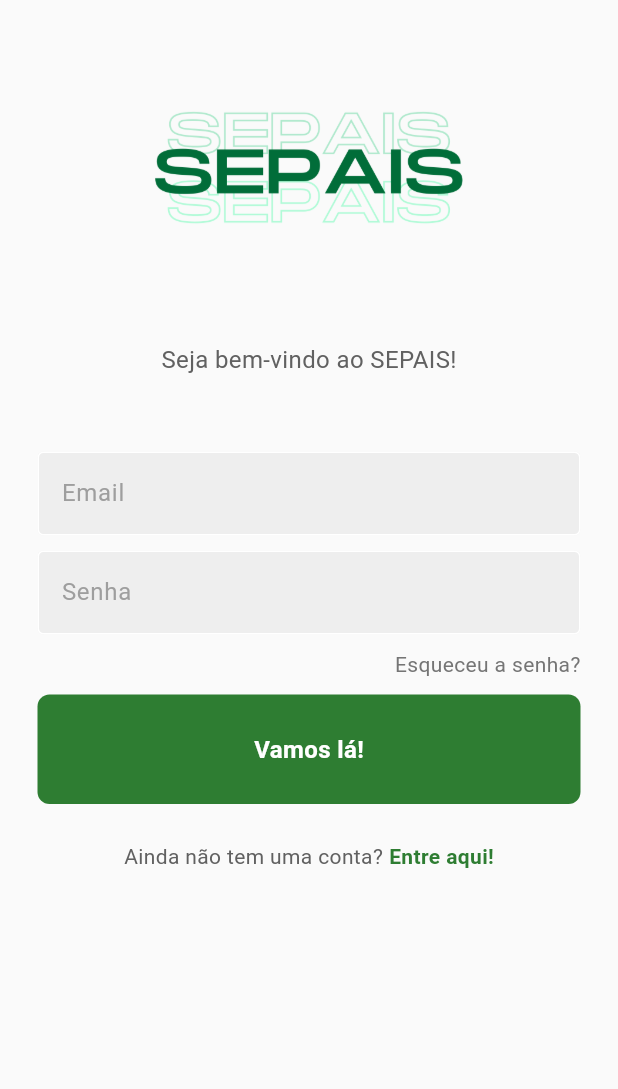
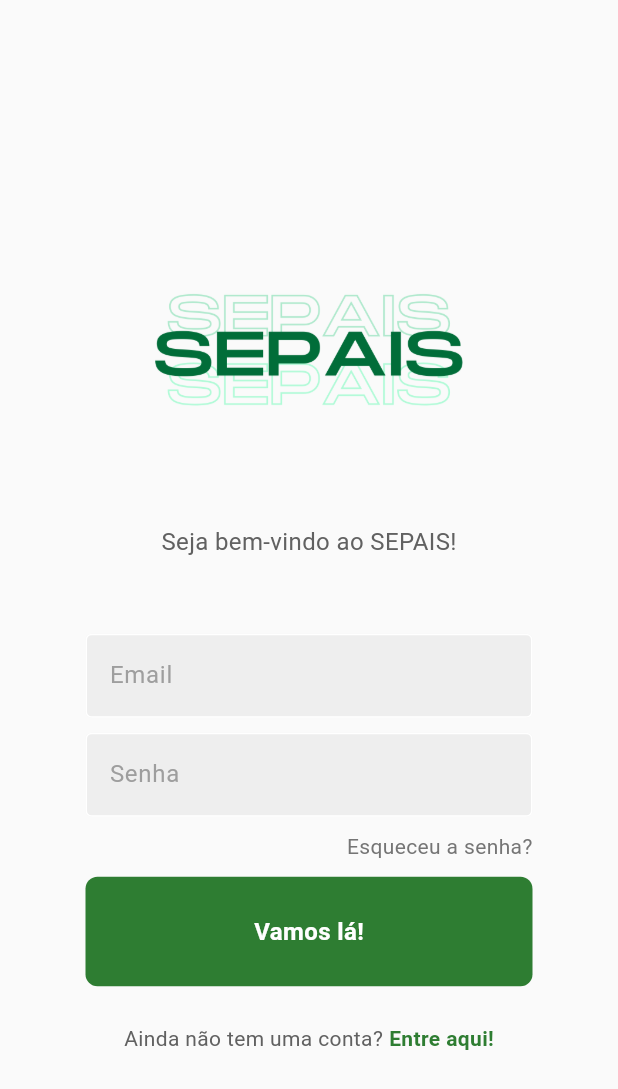
Before and after one commit to garzuze/SEPAISAPP, a Flutter app: the screen it shows after launch, on a phone screen of 412 x 824 dp. Shown: the top 1089 px of the screen. Run offline on Flutter 3.47's test engine with Material 3 defaults, Android fonts, the phone set to English and light mode, and no system bars; our stand-ins replace firebase_core, firebase_messaging, shared_preferences; missing offline and left inert: dart_jsonwebtoken, jwt_decode; accounts and stored records are empty.

Commit message:
Consertar erro com bottom overflow na login_page

```diff
--- a/lib/pages/login_page.dart
+++ b/lib/pages/login_page.dart
@@ -149,6 +149,9 @@ class _LoginPageState extends State<LoginPage> {
       backgroundColor: Colors.grey[50],
       body: SafeArea(
         child: Center(
+            child: SingleChildScrollView(
+          reverse: true,
+          padding: const EdgeInsets.all(32),
           child: Column(
             children: [
               const SizedBox(height: 50),
@@ -224,7 +227,7 @@ class _LoginPageState extends State<LoginPage> {
               ),
             ],
           ),
-        ),
+        )),
       ),
     );
   }
```
